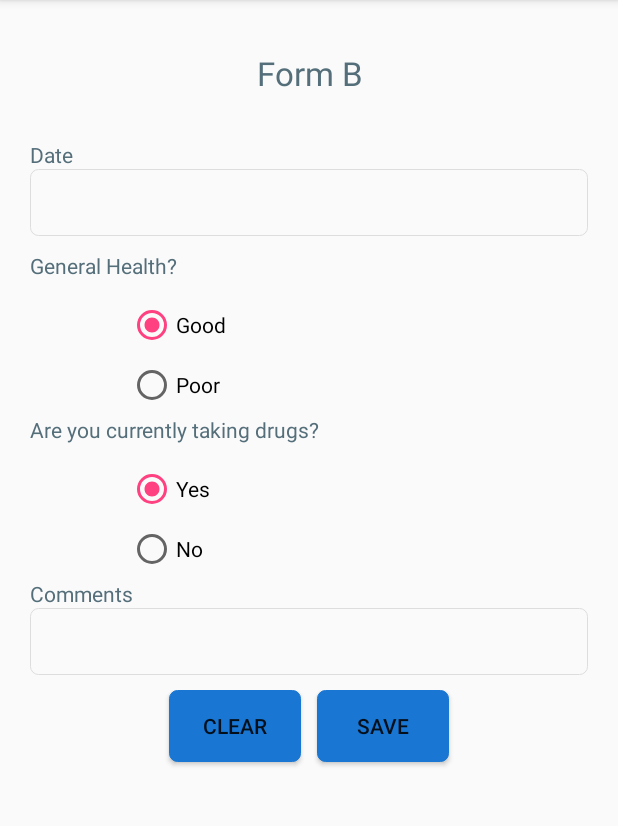
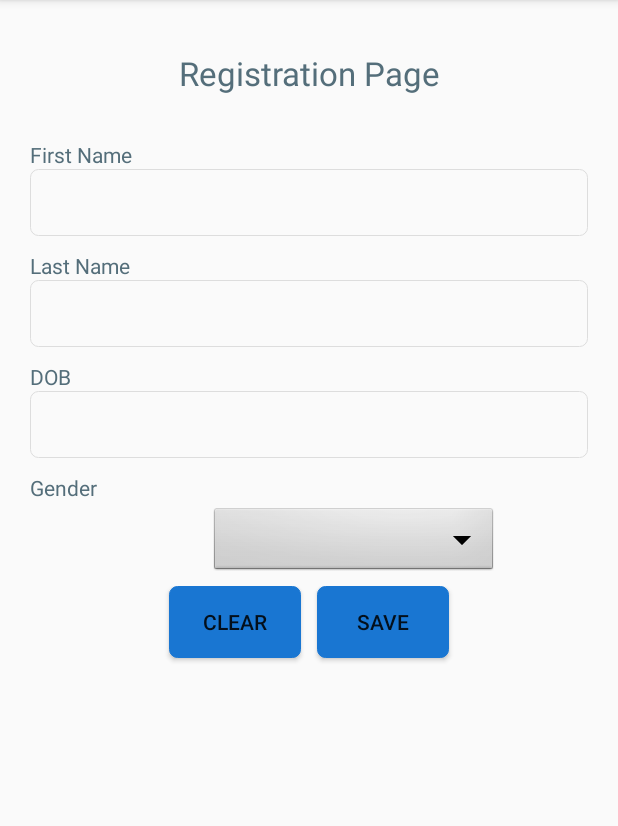
Before and after one commit to hillarymutaik/Mobile-development-practical, an Android app: the screen it shows after launch (FormB before the commit, Registration after it), on a phone screen of 412 x 824 dp, the part 84-910 px from its top. Run offline under Robolectric (Android 15) with nearby library versions, the phone set to English and light mode, and no system bars; our stand-ins replace Volley.

Commit message:
strings update

```diff
--- a/app/src/main/AndroidManifest.xml
+++ b/app/src/main/AndroidManifest.xml
@@ -14,7 +14,7 @@
         android:supportsRtl="true"
         android:theme="@style/AppTheme"
         tools:ignore="DuplicateActivity">
-        <activity android:name="com.shashank.crud.FormB">
+        <activity android:name="com.shashank.crud.Registration">
             <intent-filter>
                 <action android:name="android.intent.action.MAIN" />
                 <category android:name="android.intent.category.LAUNCHER" />
@@ -28,7 +28,7 @@
             android:configChanges="orientation|keyboardHidden|screenSize"
             android:theme="@style/Theme.AppCompat.Light.NoActionBar"
             />
-        <activity android:name="com.shashank.crud.MainActivity"
+        <activity android:name="com.shashank.crud.FormB"
             android:configChanges="orientation|keyboardHidden|screenSize"
             android:theme="@style/Theme.AppCompat.Light.NoActionBar"
             />
--- a/app/src/main/java/com/shashank/crud/Constants.java
+++ b/app/src/main/java/com/shashank/crud/Constants.java
@@ -3,7 +3,7 @@ package com.shashank.crud;
 public class Constants {
     public static final String URL= "https://intellisoftk.000webhostapp.com/";
     public static final String ROOT_URL = URL+"intelli/";
-    public static final String URL_ADD = ROOT_URL+"add.php";
+    public static final String URL_ADD = ROOT_URL+"registration.php";
     public static final String URL_DELETE = ROOT_URL+"delete.php";
     public static final String URL_UPDATE = ROOT_URL+"update.php";
     public static final String URL_SELECT = ROOT_URL+"select.php";
--- a/app/src/main/java/com/shashank/crud/MainActivity.java
+++ b/app/src/main/java/com/shashank/crud/Registration.java
@@ -26,33 +26,33 @@ import org.json.JSONObject;
 import java.util.HashMap;
 import java.util.Map;
 
-public class MainActivity extends AppCompatActivity {
+public class Registration extends AppCompatActivity {
 
     TextView fname, lname, dob, gender;
-    String fName, lName, d_o_b, gend;
+    String fName, lName, d_o_b,gend;
     Button button;
     Boolean valid = true;
     ProgressDialog progressDialog;
     @Override
     protected void onCreate(Bundle savedInstanceState) {
         super.onCreate(savedInstanceState);
-        setContentView(R.layout.activity_main);
+        setContentView(R.layout.registration);
 
         fname = findViewById(R.id.fname);
         lname = findViewById(R.id.lname);
         dob = findViewById(R.id.dob);
-        gender = findViewById(R.id.gender);
+//        gender = findViewById(R.id.gender);
         progressDialog = new ProgressDialog(this);
 
-        //get the spinner from the xml.
-        Spinner dropdown = findViewById(R.id.spinner1);
-//create a list of items for the spinner.
-        String[] items = new String[]{"Male", "Female"};
-//create an adapter to describe how the items are displayed, adapters are used in several places in android.
-//There are multiple variations of this, but this is the basic variant.
-        ArrayAdapter<String> adapter = new ArrayAdapter<>(this, android.R.layout.simple_spinner_dropdown_item, items);
-//set the spinners adapter to the previously created one.
-        dropdown.setAdapter(adapter);
+//        //get the spinner from the xml.
+//        Spinner dropdown = findViewById(R.id.gender);
+////create a list of items for the spinner.
+//        String[] items = new String[]{"","Male", "Female"};
+////create an adapter to describe how the items are displayed, adapters are used in several places in android.
+////There are multiple variations of this, but this is the basic variant.
+//        ArrayAdapter<String> adapter = new ArrayAdapter<>(this, android.R.layout.simple_spinner_dropdown_item, items);
+////set the spinners adapter to the previously created one.
+//        dropdown.setAdapter(adapter);
 
         button = findViewById(R.id.button);
 
@@ -62,7 +62,7 @@ public class MainActivity extends AppCompatActivity {
                 fName = fname.getText().toString();
                 lName = lname.getText().toString();
                 d_o_b = dob.getText().toString();
-                gend = gender.getText().toString();
+//                gend = gender.getText().toString();
 
                 if(TextUtils.isEmpty(fName)){
                     fname.setError("First Name Cannot be Empty");
@@ -82,12 +82,12 @@ public class MainActivity extends AppCompatActivity {
                         }else {
                             valid = true;
 
-                            if(TextUtils.isEmpty(gend)){
-                                gender.setError("Gender Cannot be Empty");
-                                valid = false;
-                            }else {
-                                valid = true;
-                            }
+//                            if(TextUtils.isEmpty(gend)){
+//                                gender.setError("Gender Cannot be Empty");
+//                                valid = false;
+//                            }else {
+//                                valid = true;
+//                            }
                         }
 
                     }
@@ -104,13 +104,13 @@ public class MainActivity extends AppCompatActivity {
                             progressDialog.dismiss();
                             try{
                                 JSONObject jsonObject = new JSONObject(response);
-                                Toast.makeText(MainActivity.this, jsonObject.getString("message"),
+                                Toast.makeText(Registration.this, jsonObject.getString("message"),
                                         Toast.LENGTH_SHORT).show();
                                 if(jsonObject.getString("message").equals("Data Added Successfully")){
 
-                                    Intent myIntent = new Intent(MainActivity.this, Vital.class);
+                                    Intent myIntent = new Intent(Registration.this, Vital.class);
 //                                    myIntent.putExtra("key", 0); //Optional parameters
-                                    MainActivity.this.startActivity(myIntent);
+                                    Registration.this.startActivity(myIntent);
 
 //                                    Intent my = new Intent(MainActivity.this, Vital.class);
 //                                    startActivity();
@@ -126,7 +126,7 @@ public class MainActivity extends AppCompatActivity {
                         @Override
                         public void onErrorResponse(VolleyError error) {
                             progressDialog.hide();
-                            Toast.makeText(MainActivity.this, "Failed to Data",Toast.LENGTH_SHORT).show();
+                            Toast.makeText(Registration.this, "Failed to Data",Toast.LENGTH_SHORT).show();
                         }
                     }){
                         protected Map<String , String> getParams() throws AuthFailureError {
@@ -138,7 +138,7 @@ public class MainActivity extends AppCompatActivity {
                             return params;
                         }
                     };
-                    RequestHandler.getInstance(MainActivity.this).addToRequestQueue(stringRequest);
+                    RequestHandler.getInstance(Registration.this).addToRequestQueue(stringRequest);
                 }
             }
         });
--- a/app/src/main/res/layout/activity_main.xml
+++ b/app/src/main/res/layout/registration.xml
@@ -85,15 +85,17 @@
         android:textColor="#546e7a"/>
 
     <Spinner
+        android:id="@+id/gender"
+        android:entries="@array/gender"
         android:layout_marginBottom="5sp"
-                android:layout_marginLeft="5sp"
+        android:layout_marginLeft="120sp"
         android:layout_gravity="right"
-                android:layout_marginRight="2sp"
-                android:layout_marginTop="0sp"
-                android:id="@+id/spinner1"
+        android:layout_marginRight="60sp"
+        android:layout_marginTop="2sp"
         android:layout_width="match_parent"
         android:layout_height="wrap_content"
         android:background="@android:drawable/btn_dropdown"
+        android:layout_centerHorizontal="true"
         android:spinnerMode="dropdown"/>
 
     <LinearLayout
@@ -115,7 +117,6 @@
         android:layout_marginTop="0sp"/>
 
     <Button
-
         android:id="@+id/button"
         android:layout_width="wrap_content"
         android:layout_height="wrap_content"
--- a/app/src/main/res/values/strings.xml
+++ b/app/src/main/res/values/strings.xml
@@ -36,4 +36,10 @@
     <string name="radio_no">NOO</string>
     <string name="date_of_birth">Date of Birth</string>
     <string name="select_date">Select Date</string>
+
+    <string-array name = "gender">
+        <item></item>
+        <item>Male</item>
+        <item>Female</item>
+    </string-array>
 </resources>
```
Lines whose indentation alone changed are shown as unchanged.
